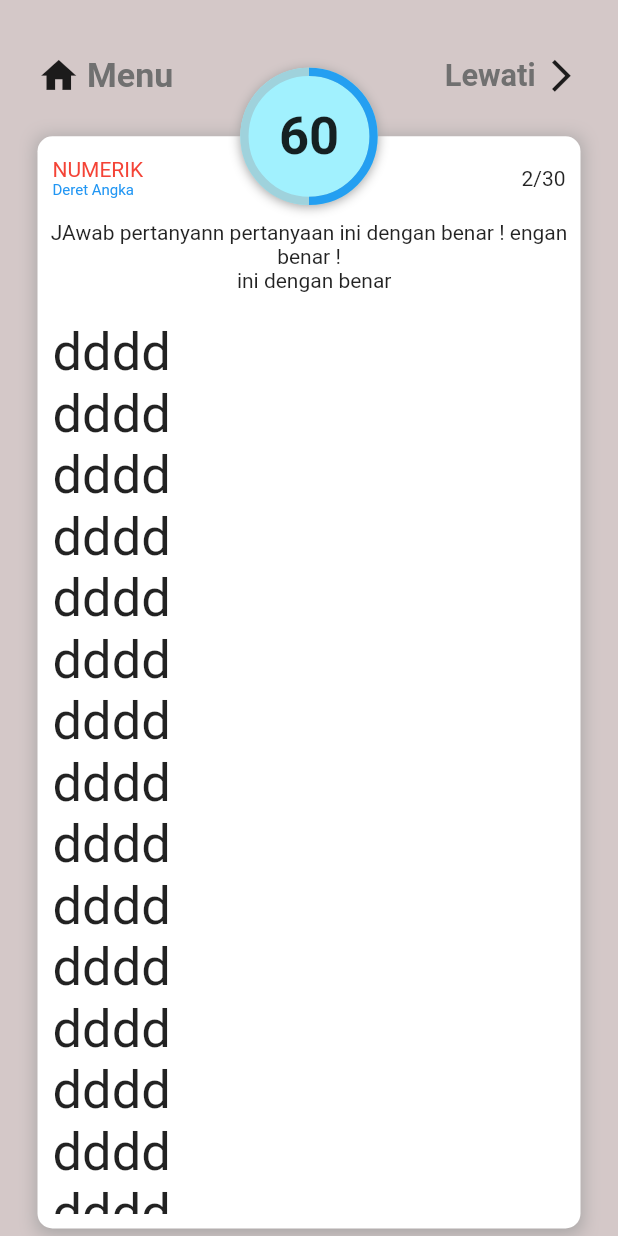
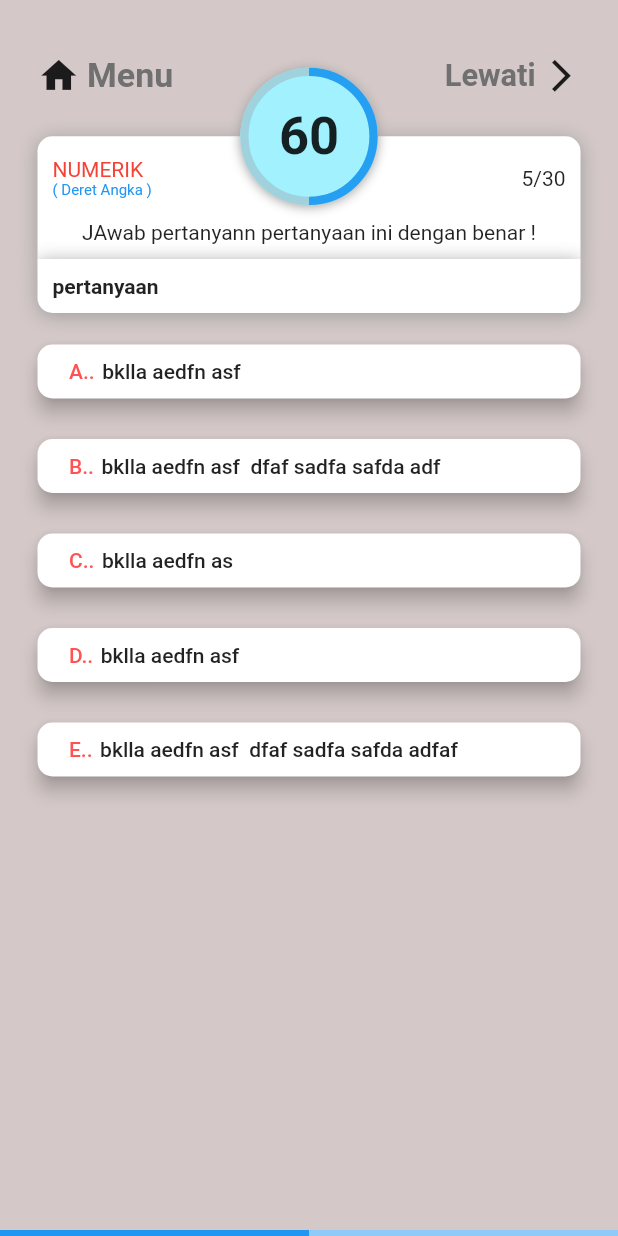
Before and after one commit to RozaqIngsoon/tpaquiz, a Flutter app: the Mulai screen opened directly, on a phone screen of 412 x 824 dp. Run offline on Flutter 3.47's test engine with Material 2 defaults, Android fonts, the phone set to English and light mode, and no system bars; drawn by our look-alikes of percent_indicator; our stand-ins replace google_fonts.

Commit message:
5/2/2021 - ui page mulai sudah selesai. Project ditinggal dulu. Mbangun aplikasi SA78

```diff
--- a/lib/provider/mulai_screen.dart
+++ b/lib/provider/mulai_screen.dart
@@ -1,5 +1,25 @@
 import 'package:flutter/foundation.dart';
 
-class MulaiScreen with ChangeNotifier{
+class MulaiScreen with ChangeNotifier {
+  bool _tipeTanya = true; // tipe teks = true, tipe gambar = false
+  bool get tipeTanya => _tipeTanya;
+  set tipeTanya(bool value) {
+    _tipeTanya = value;
+    notifyListeners();
+  }
+
+  bool _tipeJawab = true; // tipe teks = true, tipe gambar = false
+  bool get tipeJawab => _tipeJawab;
+  set tipeJawab(bool value) {
+    _tipeJawab = value;
+    notifyListeners();
+  }
+
+  bool _tipePenjelasan = true; // tipe teks = true, tipe gambar = false
+  bool get tipePenjelasan => _tipePenjelasan;
+  set tipePenjelasan(bool value) {
+    _tipePenjelasan = value;
+    notifyListeners();
+  }
 
 }
--- a/lib/ui/mulai.dart
+++ b/lib/ui/mulai.dart
@@ -1,13 +1,16 @@
 import 'package:flutter/material.dart';
 import 'package:google_fonts/google_fonts.dart';
 import 'package:percent_indicator/circular_percent_indicator.dart';
+import 'package:provider/provider.dart';
+import 'package:tpaquiz/provider/mulai_screen.dart';
 import 'package:tpaquiz/shared/warna.dart';
 
 class Mulai extends StatelessWidget {
   @override
   Widget build(BuildContext context) {
+    var mulaiScreen = Provider.of<MulaiScreen>(context);
 
-    Widget menuLewati (){
+    Widget menuLewati() {
       return Container(
         // color: Colors.cyanAccent,
         child: Row(
@@ -87,31 +90,20 @@ class Mulai extends StatelessWidget {
       return Align(
         alignment: Alignment.topCenter,
         child: Transform.translate(
-          offset: Offset(0, -(MediaQuery
-              .of(context)
-              .size
-              .height / 18)),
+          offset: Offset(0, -(MediaQuery.of(context).size.height / 18)),
           child: Container(
             decoration: BoxDecoration(
                 shape: BoxShape.circle,
                 color: warnaPersenIndikator1,
                 boxShadow: [
                   BoxShadow(
-                      color: Colors.grey,
-                      offset: Offset(0, 1),
-                      blurRadius: 6)
+                      color: Colors.grey, offset: Offset(0, 1), blurRadius: 6)
                 ]),
             child: Transform.translate(
               offset: Offset(0, 0),
               child: CircularPercentIndicator(
-                radius: MediaQuery
-                    .of(context)
-                    .size
-                    .height / 9,
-                lineWidth: MediaQuery
-                    .of(context)
-                    .size
-                    .height / 150,
+                radius: MediaQuery.of(context).size.height / 9,
+                lineWidth: MediaQuery.of(context).size.height / 150,
                 backgroundColor: warnaPersenIndikator2,
                 progressColor: warnaPersenIndikator3,
                 percent: 0.5,
@@ -122,8 +114,8 @@ class Mulai extends StatelessWidget {
                     padding: EdgeInsets.all(15),
                     child: Text(
                       '60',
-                      style: TextStyle(
-                          fontSize: 35, fontWeight: FontWeight.bold),
+                      style:
+                          TextStyle(fontSize: 35, fontWeight: FontWeight.bold),
                     ),
                   ),
                 ),
@@ -134,9 +126,10 @@ class Mulai extends StatelessWidget {
       );
     }
 
-    Widget kemampuan_nmrsoal() {
+    Widget kemampuan_nmrsoal({String jenis, String tipe, int soalke}) {
       return Container(
-        constraints: BoxConstraints(minHeight: MediaQuery.of(context).size.height/18),
+        constraints:
+            BoxConstraints(minHeight: MediaQuery.of(context).size.height / 18),
         padding: EdgeInsets.only(top: 10, left: 10, right: 10),
         child: Row(
           children: [
@@ -147,8 +140,14 @@ class Mulai extends StatelessWidget {
                 child: Column(
                   crossAxisAlignment: CrossAxisAlignment.start,
                   children: [
-                    Text('NUMERIK', style: TextStyle(color: Colors.red),),
-                    Text ('Deret Angka', style: TextStyle(color: Colors.blue, fontSize: 10),)
+                    Text(
+                      jenis,
+                      style: TextStyle(color: Colors.red),
+                    ),
+                    Text(
+                      '( $tipe )',
+                      style: TextStyle(color: Colors.blue, fontSize: 10),
+                    )
                   ],
                 ),
               ),
@@ -164,7 +163,7 @@ class Mulai extends StatelessWidget {
               child: Container(
                 // color: Colors.red,
                 alignment: Alignment.centerRight,
-                child: Text('2/30'),
+                child: Text('$soalke/30'),
               ),
             ),
           ],
@@ -172,91 +171,178 @@ class Mulai extends StatelessWidget {
       );
     }
 
-    Widget perintah_soal (){
+    Widget perintah_soal() {
       return Container(
           padding: EdgeInsets.only(top: 10, bottom: 10),
           // color: Colors.brown,
-          child: Center(child: Text('JAwab pertanyann pertanyaan ini dengan benar ! engan benar !\n  ini dengan benar ', textAlign: TextAlign.center,)));
+          child: Center(
+              child: Text(
+            'JAwab pertanyann pertanyaan ini dengan benar ! ',
+            textAlign: TextAlign.center,
+          )));
     }
+
+    Widget pertanyaan() {
+      return Container(
+        width: MediaQuery.of(context).size.width,
+        padding: EdgeInsets.all(10),
+        decoration: BoxDecoration(
+            borderRadius: BorderRadius.only(
+                bottomRight: Radius.circular(10),
+                bottomLeft: Radius.circular(10)),
+            color: Colors.white,
+            boxShadow: [
+              BoxShadow(
+                  color: Colors.grey, offset: Offset(0, 2), blurRadius: 10)
+            ]),
+        child: mulaiScreen.tipeTanya ? Text(
+          'pertanyaan ',
+          style: TextStyle(fontWeight: FontWeight.bold),
+        ) :
+        Image.network('https://bit.ly/3tuze63'),
+      );
+    }
+
+    Widget tombolJawaban({String pilihan, String isiPilihan}) {
+      return Container(
+        child: RaisedButton(
+          color: Colors.white,
+          elevation: 5,
+          shape:
+              RoundedRectangleBorder(borderRadius: BorderRadius.circular(10)),
+          child: Container(
+            padding: EdgeInsets.all(5),
+            child: Row(
+              children: [
+                Text(
+                  '$pilihan.',
+                  style: TextStyle(color: Colors.redAccent),
+                ),
+                SizedBox(
+                  width: 5,
+                ),
+                Flexible(child: Text(isiPilihan))
+              ],
+            ),
+          ),
+          onPressed: () {},
+        ),
+      );
+    }
+
+    Widget timer60mnt() {
+      return Align(
+        alignment: Alignment.bottomCenter,
+        child: Transform.translate(
+          offset: Offset(0, 0),
+          child: Container(
+            color: warnaPersenIndikator1,
+            child: LinearProgressIndicator(
+              value: 0.5,
+            ),
+          ),
+        ),
+      );
+    }
+
+    ;
 
     return WillPopScope(
         onWillPop: () async => false,
         child: SafeArea(
           child: Scaffold(
-            body: Container(
+            body: Stack(
+              children: [
+                Container(
                   color: warnaBg,
-              height: MediaQuery
-                  .of(context)
-                  .size
-                  .height,
-              width: MediaQuery
-                  .of(context)
-                  .size
-                  .width,
+                  height: MediaQuery.of(context).size.height,
+                  width: MediaQuery.of(context).size.width,
                   padding: EdgeInsets.fromLTRB(25, 10, 25, 5),
                   child: Column(
                     children: [
                       Expanded(
                         flex: 1,
-                    child: menuLewati (),
+                        child: menuLewati(),
                       ),
                       Expanded(
                         flex: 9,
                         child: Container(
-                      // color: Colors.amberAccent,
-                      decoration: BoxDecoration(
-                        boxShadow: [
-                          BoxShadow(
-                              color: Colors.grey,
-                              offset: Offset(0, 2),
-                              blurRadius: 10)
-                        ]
-                      ),
                           child: Stack(
                             children: [
                               Column(
                                 children: [
                                   Container(
                                     decoration: BoxDecoration(
-                                    borderRadius: BorderRadius.only(topRight: Radius.circular(10), topLeft: Radius.circular(10)),
+                                        borderRadius: BorderRadius.only(
+                                            topRight: Radius.circular(10),
+                                            topLeft: Radius.circular(10)),
+                                        // borderRadius: BorderRadius.circular(10),
                                         color: Colors.white,
-                                ),
+                                        boxShadow: [
+                                          BoxShadow(
+                                              color: Colors.grey,
+                                              offset: Offset(0, 2),
+                                              blurRadius: 10)
+                                        ]),
                                     child: Column(
                                       children: [
-                                    kemampuan_nmrsoal(),
+                                        kemampuan_nmrsoal(
+                                            jenis: 'NUMERIK',
+                                            tipe: 'Deret Angka',
+                                            soalke: 5),
                                         perintah_soal(),
                                       ],
                                     ),
                                   ),
                                   Expanded(
                                     child: Container(
-                                  padding: EdgeInsets.all(10),
                                       width: MediaQuery.of(context).size.width,
-                                  decoration: BoxDecoration(
-                                      borderRadius: BorderRadius.only(bottomRight: Radius.circular(10), bottomLeft: Radius.circular(10)),
-                                      color: Colors.white,
-                                  ),
+                                      color: warnaBg,
                                       child: SingleChildScrollView(
                                         child: Column(
                                           mainAxisSize: MainAxisSize.max,
-                                      crossAxisAlignment: CrossAxisAlignment.start,
+                                          crossAxisAlignment:
+                                              CrossAxisAlignment.start,
                                           children: [
-                                        Text('dddd', style: TextStyle(fontSize: 35),),
-                                        Text('dddd', style: TextStyle(fontSize: 35),),
-                                        Text('dddd', style: TextStyle(fontSize: 35),),
-                                        Text('dddd', style: TextStyle(fontSize: 35),),
-                                        Text('dddd', style: TextStyle(fontSize: 35),),
-                                        Text('dddd', style: TextStyle(fontSize: 35),),
-                                        Text('dddd', style: TextStyle(fontSize: 35),),
-                                        Text('dddd', style: TextStyle(fontSize: 35),),
-                                        Text('dddd', style: TextStyle(fontSize: 35),),
-                                        Text('dddd', style: TextStyle(fontSize: 35),),
-                                        Text('dddd', style: TextStyle(fontSize: 35),),
-                                        Text('dddd', style: TextStyle(fontSize: 35),),
-                                        Text('dddd', style: TextStyle(fontSize: 35),),
-                                        Text('dddd', style: TextStyle(fontSize: 35),),
-                                        Text('dddd', style: TextStyle(fontSize: 35),),
-
+                                            pertanyaan(),
+                                            SizedBox(
+                                              height: 15,
+                                            ),
+                                            tombolJawaban(
+                                                pilihan: 'A.',
+                                                isiPilihan:
+                                                    'bklla aedfn asf '),
+                                            SizedBox(
+                                              height: 15,
+                                            ),
+                                            tombolJawaban(
+                                                pilihan: 'B.',
+                                                isiPilihan:
+                                                    'bklla aedfn asf  dfaf sadfa safda adf'),
+                                            SizedBox(
+                                              height: 15,
+                                            ),
+                                            tombolJawaban(
+                                                pilihan: 'C.',
+                                                isiPilihan:
+                                                    'bklla aedfn as'),
+                                            SizedBox(
+                                              height: 15,
+                                            ),
+                                            tombolJawaban(
+                                                pilihan: 'D.',
+                                                isiPilihan:
+                                                    'bklla aedfn asf '),
+                                            SizedBox(
+                                              height: 15,
+                                            ),
+                                            tombolJawaban(
+                                                pilihan: 'E.',
+                                                isiPilihan:
+                                                    'bklla aedfn asf  dfaf sadfa safda adfaf '),
+                                            SizedBox(
+                                              height: 15,
+                                            ),
                                           ],
                                         ),
                                       ),
@@ -266,7 +352,7 @@ class Mulai extends StatelessWidget {
                               ),
                               Positioned.fill(
                                 child: timer30sc(),
-                          )
+                              ),
                             ],
                           ),
                         ),
@@ -274,8 +360,12 @@ class Mulai extends StatelessWidget {
                     ],
                   ),
                 ),
+                Positioned.fill(
+                  child: timer60mnt(),
                 ),
-        )
-    );
+              ],
+            ),
+          ),
+        ));
   }
 }
```
Lines whose indentation alone changed are shown as unchanged.
